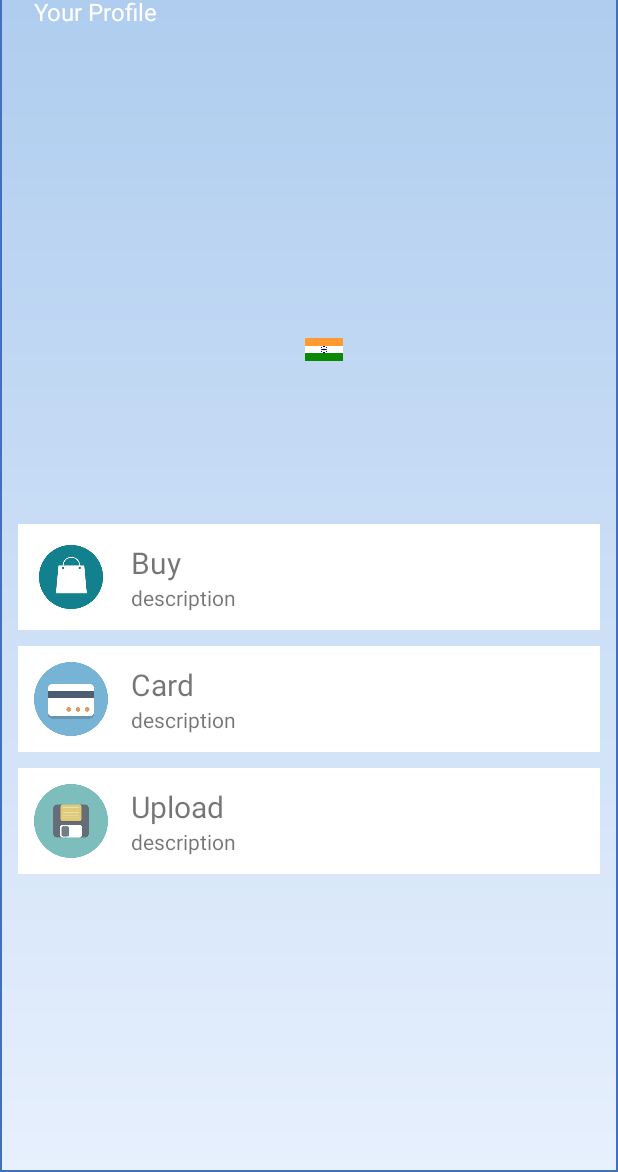
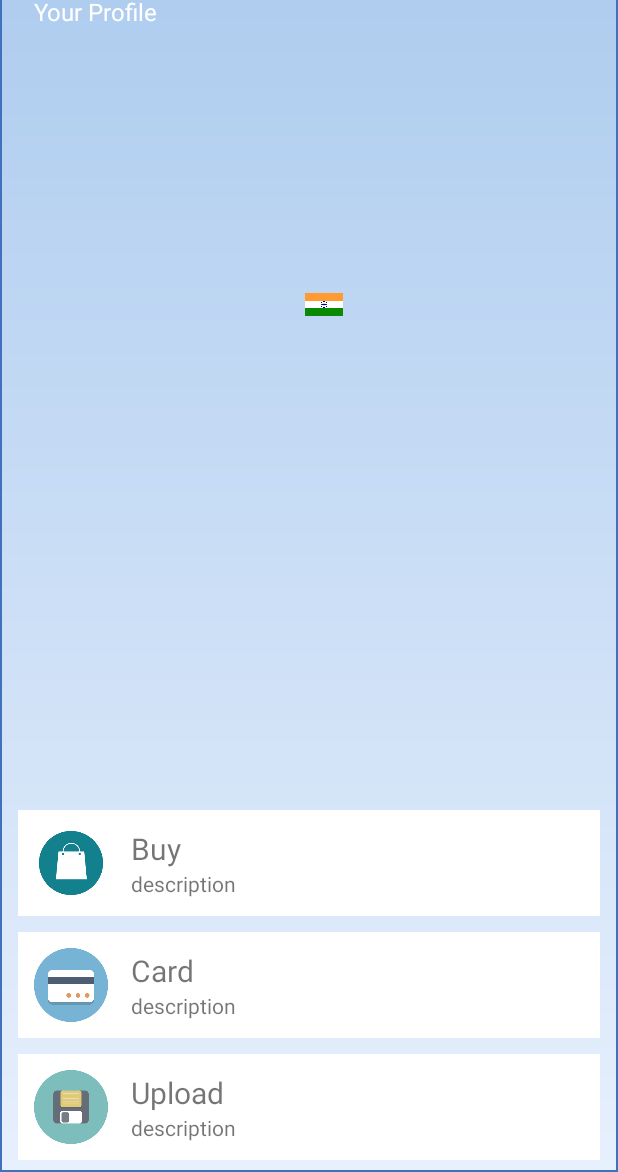
Before and after one commit to Arjunxxxl/saveyourfuel2, an Android app: the home screen opened directly, with no data from a screen before it, on a phone screen of 412 x 824 dp, the part 64-1236 px from its top. Run offline under Robolectric (Android 15) with nearby library versions, the phone set to English and light mode, and no system bars; network calls fail; 2 statements that could not run were skipped.

Commit message:
fixed home layout

```diff
--- a/app/src/main/res/layout/activity_home.xml
+++ b/app/src/main/res/layout/activity_home.xml
@@ -1,5 +1,5 @@
 <?xml version="1.0" encoding="utf-8"?>
-<LinearLayout xmlns:android="http://schemas.android.com/apk/res/android"
+<RelativeLayout xmlns:android="http://schemas.android.com/apk/res/android"
     xmlns:app="http://schemas.android.com/apk/res-auto"
     xmlns:tools="http://schemas.android.com/tools"
     android:layout_width="match_parent"
@@ -27,9 +27,11 @@
     <ImageView
         android:id="@+id/user_profile_pic"
         android:layout_width="120dp"
+        android:layout_below="@id/toolbar"
         android:layout_height="125dp"
         android:layout_gravity="center"
-        android:layout_marginTop="50dp"
+        android:layout_centerHorizontal="true"
+        android:layout_marginTop="20dp"
         android:scaleType="centerCrop"
         android:src="@drawable/city3"
 
@@ -37,6 +39,8 @@
 
     <LinearLayout
         android:layout_width="match_parent"
+        android:layout_below="@id/user_profile_pic"
+        android:id="@+id/nameContainer"
         android:layout_height="wrap_content"
         android:layout_gravity="center"
         android:layout_marginTop="20dp"
@@ -70,6 +74,8 @@
         android:layout_width="wrap_content"
         android:layout_height="wrap_content"
         android:layout_gravity="center"
+        android:layout_centerHorizontal="true"
+        android:layout_below="@+id/nameContainer"
         android:layout_marginTop="20dp"
         android:gravity="center"
         android:text="user_phone"
@@ -79,12 +85,14 @@
     <android.support.v7.widget.RecyclerView
         android:id="@+id/mainViewHolder"
         android:layout_width="match_parent"
-        android:layout_height="match_parent"
-        android:layout_marginTop="50dp"
+        android:layout_height="240dp"
+
+        android:layout_alignParentBottom="true"
         android:clipToPadding="false"
+        android:overScrollMode="never"
         android:scrollbars="vertical">
 
     </android.support.v7.widget.RecyclerView>
 
 
-</LinearLayout>
+</RelativeLayout>
```
